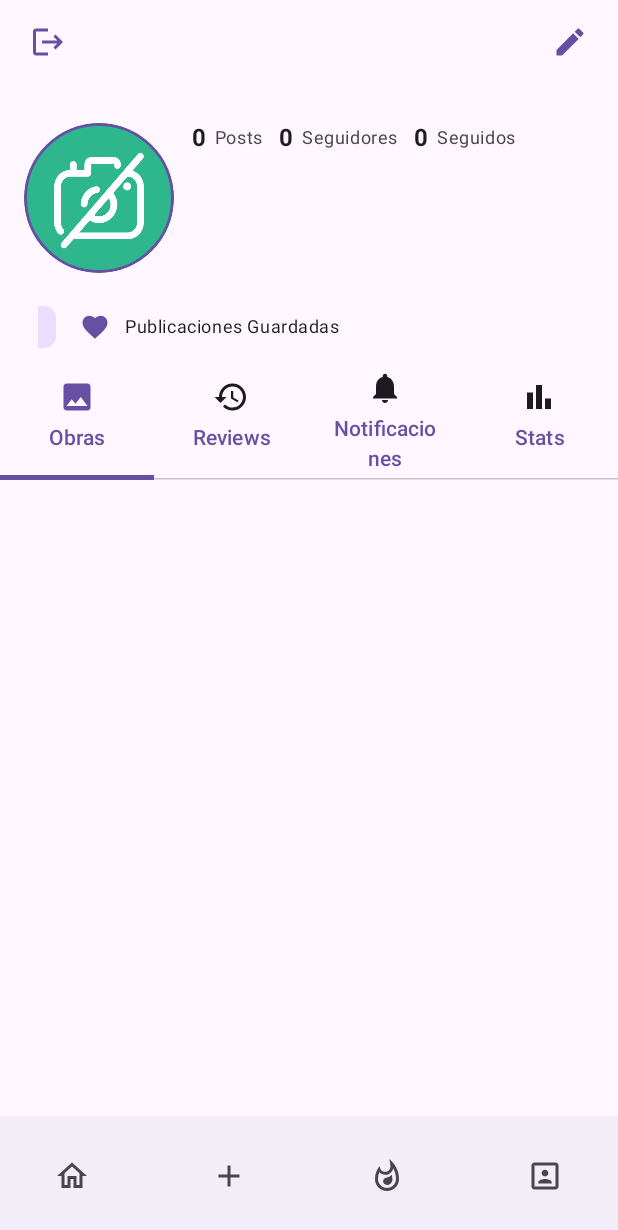
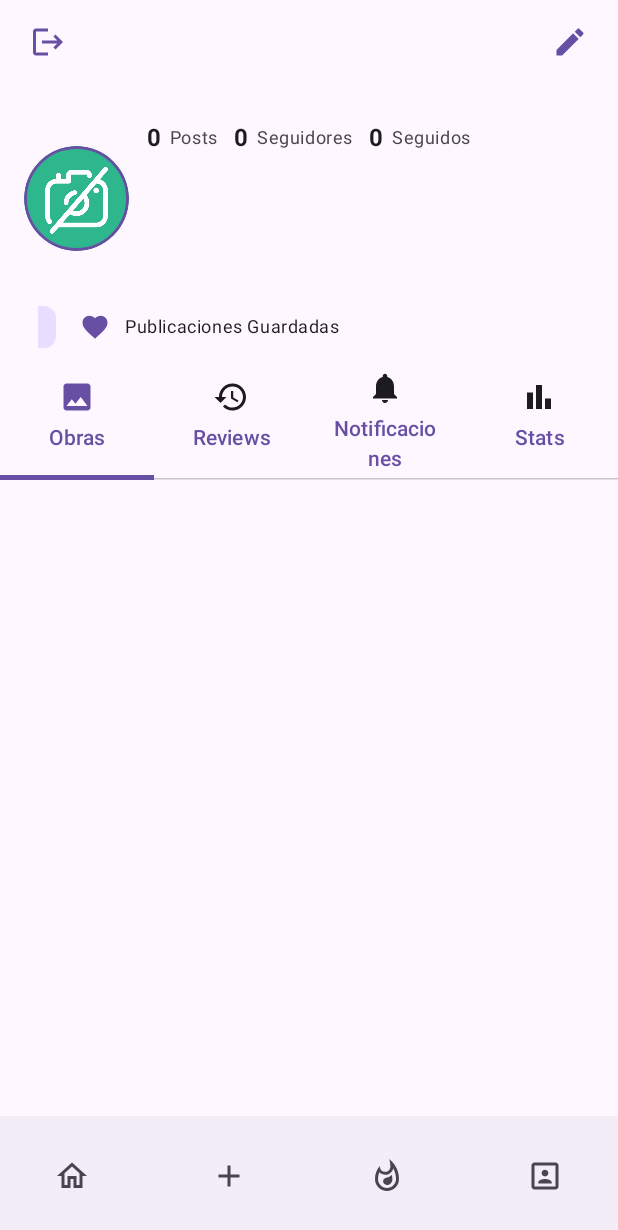
Before and after one commit to jtrejos05/Trazzo, an Android app built with Jetpack Compose: the composable TrazzoApp shown on its own in the app's theme, item 4 of the bottom bar chosen, on a phone screen of 412 x 824 dp. Shown: the top 1230 px of the screen. Run offline under Robolectric (Android 15) with nearby library versions, the phone set to English and light mode, and no system bars; our stand-ins replace Dagger/Hilt's generated code, Firebase (no records; nobody signed in at launch, a user with empty details on screens opened directly); pictures from the network do not load.

Commit message:
Prfil mejordo

```diff
--- a/app/src/main/java/com/example/myapplication/data/datasource/impl/UserRetrofitDataSourceImpl.kt
+++ b/app/src/main/java/com/example/myapplication/data/datasource/impl/UserRetrofitDataSourceImpl.kt
@@ -11,9 +11,7 @@ class UserRetrofitDataSourceImpl @Inject constructor(
 ): UserRemoteDataSource {
     override suspend fun getUserById(id:String): ArtistaDto{
         try {
-            Log.d("UserRemoteDS", "🌐 Llamando API getUsuarioById con id=$id")
             val usuario = service.getUsuarioById(id.toInt())
-            Log.d("UserRemoteDS", "🌐 Llamando API encontro usuario=$usuario")
             return usuario
         }catch (e: Exception){
             Log.d("UserRemoteDS", "🚨 Error en getUsuarioById", e)
--- a/app/src/main/java/com/example/myapplication/data/repository/UserRepository.kt
+++ b/app/src/main/java/com/example/myapplication/data/repository/UserRepository.kt
@@ -15,14 +15,8 @@ class UserRepository @Inject constructor(
 ) {
     suspend fun getUserById(id: String): Result<Artista>{
         return try {
-            Log.d("UserRepository", "🔎 Buscando usuario en DataSource con id=$id")
-
             val artistaDto = DataSource.getUserById(id)
-            Log.d("UserRepository", "📦 DTO recibido: $artistaDto")
-
             val usuario= artistaDto.toArtista()
-            Log.d("UserRepository", "✅ Mapeado a entidad: $usuario")
-
 
             Result.success(usuario)
         }catch (e: HttpException){
--- a/app/src/main/java/com/example/myapplication/ui/Perfil/PerfilScreen.kt
+++ b/app/src/main/java/com/example/myapplication/ui/Perfil/PerfilScreen.kt
@@ -201,7 +201,7 @@ fun ProfileHeader(
             verticalAlignment = Alignment.CenterVertically,
             horizontalArrangement = Arrangement.SpaceBetween
         ) {
-            profileAssyncImage(artista.img,100, Modifier.clip(CircleShape)
+            profileAssyncImage(artista.img,70, Modifier.clip(CircleShape)
                 .border(2.dp, MaterialTheme.colorScheme.primary, CircleShape),)
             Spacer(modifier = Modifier.width(12.dp))
             Column {
--- a/app/src/main/java/com/example/myapplication/ui/Perfil/PerfilViewModel.kt
+++ b/app/src/main/java/com/example/myapplication/ui/Perfil/PerfilViewModel.kt
@@ -44,9 +44,7 @@ class PerfilViewModel @Inject constructor(
     }
     fun getUsuario(id: String){
         viewModelScope.launch {
-            Log.d("PerfilViewModel", "Usuario encontrado: $id")
             val result=userRepo.getUserById(id)
-            Log.d("PerfilViewModel", "Usuario encontrado: ${result.isSuccess}")
             if (result.isSuccess){
                 _uiState.update { it.copy(usuario = result.getOrDefault(Artista("","","","","",0,"","",0,0,0,listOf(),listOf("")))) }
             }else{
```
